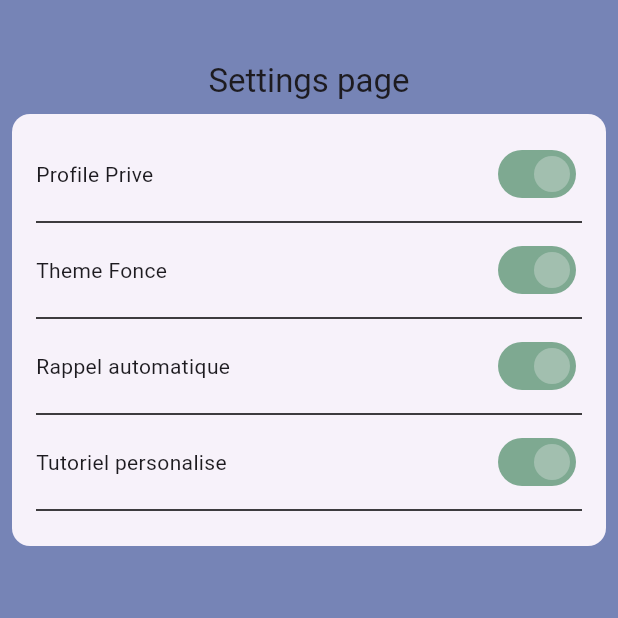
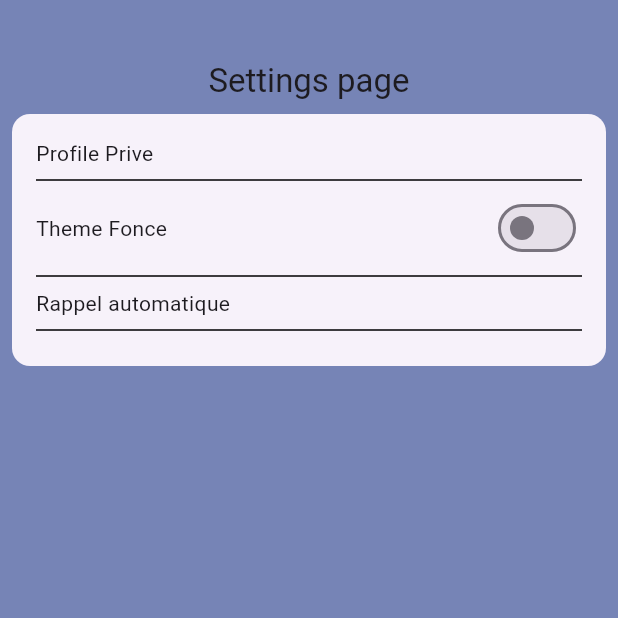
Before and after one commit to zakdonohue/Log450_DoIt, a Flutter app: the SettingsScreen screen opened by its route, on a phone screen of 412 x 824 dp, the top half of it. Run offline on Flutter 3.47's test engine with Material 3 defaults, Android fonts, the light colour scheme and no system bars; our stand-ins replace lottie.

Commit message:
dark them -> done

```diff
--- a/lib/ui/main.dart
+++ b/lib/ui/main.dart
@@ -14,12 +14,21 @@ void main() {
   runApp(const MainApp());
 }
 
-class MainApp extends StatelessWidget {
+class MainApp extends StatefulWidget {
   const MainApp({super.key});
+  @override
+  _MainApp createState() => _MainApp();
 
+  static _MainApp of(BuildContext context) =>
+      context.findAncestorStateOfType<_MainApp>()!;
+}
+
+class _MainApp extends State<MainApp> {
+  ThemeMode _themeMode = ThemeMode.system;
   @override
   Widget build(BuildContext context) {
-    return MaterialApp(routes: {
+    return MaterialApp(
+      routes: {
         CreateAccountScreen.routeName: (context) => const CreateAccountScreen(),
         CoreApp.routeName: (context) => const CoreAppNavigation(),
         ProfileScreen.routeName: (context) => const ProfileScreen(),
@@ -29,6 +38,18 @@ class MainApp extends StatelessWidget {
         SettingsScreen.routeName: (context) => const SettingsScreen(),
         LoaderScreen.routeName: (context) => const LoaderScreen(),
         HomeScreen.routeName: (context) => const HomeScreen()
-    }, title: "Do It", home: const LoginScreen());
+      },
+      title: "Do It",
+      home: const LoginScreen(),
+      theme: ThemeData(),
+      darkTheme: ThemeData.dark(),
+      themeMode: _themeMode,
+    );
+  }
+
+  void changeTheme(ThemeMode themeMode) {
+    setState(() {
+      _themeMode = themeMode;
+    });
   }
 }
--- a/lib/ui/reusableWidgets/customswitch.dart
+++ b/lib/ui/reusableWidgets/customswitch.dart
@@ -1,25 +1,32 @@
 import 'package:flutter/material.dart';
+import 'package:log450_doit/ui/main.dart';
 
 class CustomSwitch extends StatefulWidget {
-  const CustomSwitch({super.key});
+  final VoidCallback callbackON;
+  final VoidCallback callbackOFF;
+  CustomSwitch(
+      {super.key, required this.callbackON, required this.callbackOFF});
 
   @override
   State<CustomSwitch> createState() => SwitchState();
 }
 
 class SwitchState extends State<CustomSwitch> {
-  bool light = true;
+  bool switchValue = false;
 
   @override
   Widget build(BuildContext context) {
     return Switch(
-        // This bool value toggles the switch.
-        value: light,
+        value: switchValue,
         activeColor: const Color.fromARGB(95, 6, 97, 41),
         onChanged: (bool value) {
-          // This is called when the user toggles the switch.
+          switchValue = value;
           setState(() {
-            light = value;
+            if (switchValue) {
+              widget.callbackON();
+            } else {
+              widget.callbackOFF();
+            }
           });
         });
   }
--- a/lib/ui/settingsscreen.dart
+++ b/lib/ui/settingsscreen.dart
@@ -1,4 +1,5 @@
 import 'package:flutter/material.dart';
+import 'package:log450_doit/ui/main.dart';
 import 'package:log450_doit/ui/reusableWidgets/customswitch.dart';
 import 'package:log450_doit/ui/utils/materialColor.dart';
 
@@ -19,7 +20,7 @@ class SettingsScreen extends StatelessWidget {
           padding: const EdgeInsets.only(top: 40.0),
           child: Column(children: [
             Text('Settings page', style: theme.textTheme.titleLarge),
-            const Card(
+            Card(
                 shadowColor: Colors.transparent,
                 margin: EdgeInsets.all(8.0),
                 child: Wrap(children: [
@@ -30,25 +31,23 @@ class SettingsScreen extends StatelessWidget {
                         Row(children: [
                           Text("Profile Prive"),
                           Spacer(),
-                          CustomSwitch()
+                          //    CustomSwitch()
                         ]),
                         Divider(color: Colors.black),
                         Row(children: [
                           Text("Theme Fonce"),
                           Spacer(),
-                          CustomSwitch()
+                          CustomSwitch(callbackON: () {
+                            MainApp.of(context).changeTheme(ThemeMode.dark);
+                          }, callbackOFF: () {
+                            MainApp.of(context).changeTheme(ThemeMode.light);
+                          })
                         ]),
                         Divider(color: Colors.black),
                         Row(children: [
                           Text("Rappel automatique"),
                           Spacer(),
-                          CustomSwitch()
-                        ]),
-                        Divider(color: Colors.black),
-                        Row(children: [
-                          Text("Tutoriel personalise"),
-                          Spacer(),
-                          CustomSwitch()
+                          //CustomSwitch()
                         ]),
                         Divider(color: Colors.black),
                       ]),
@@ -61,21 +60,3 @@ class SettingsScreen extends StatelessWidget {
 }
 
 final createMaterialColor = CreateMaterialColor();
-
-//TODO implement dark theme
-    // final ThemeData themeData = ThemeData(
-    //     useMaterial3: true,
-    //     brightness: isDark ? Brightness.dark : Brightness.light);
-    //  Tooltip(
-    //         message: 'Change brightness mode',
-    //         child: IconButton(
-    //           isSelected: isDark,
-    //           onPressed: () {
-    //             setState(() {
-    //               isDark = !isDark;
-    //             });
-    //           },
-    //           icon: const Icon(Icons.wb_sunny_outlined),
-    //           selectedIcon: const Icon(Icons.brightness_2_outlined),
-    //         ),
-    //       )
```
Also changed, not shown: 1 other file. Lines whose indentation alone changed are shown as unchanged.
